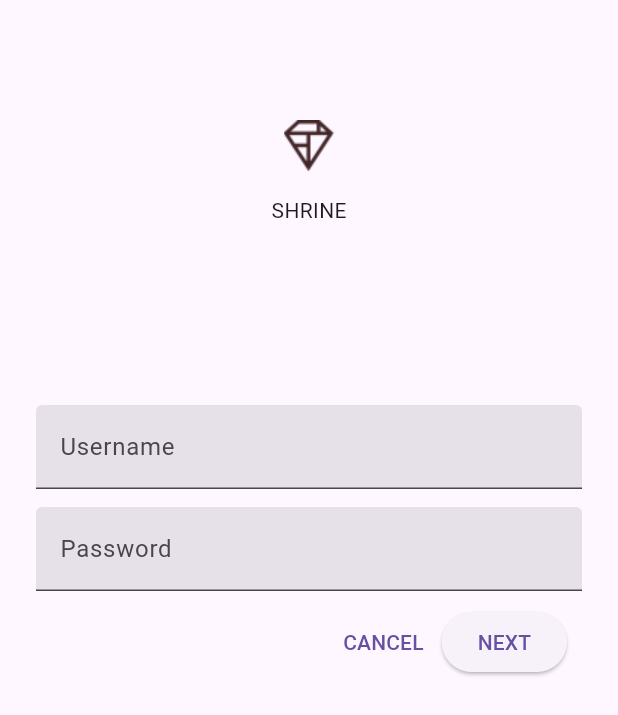
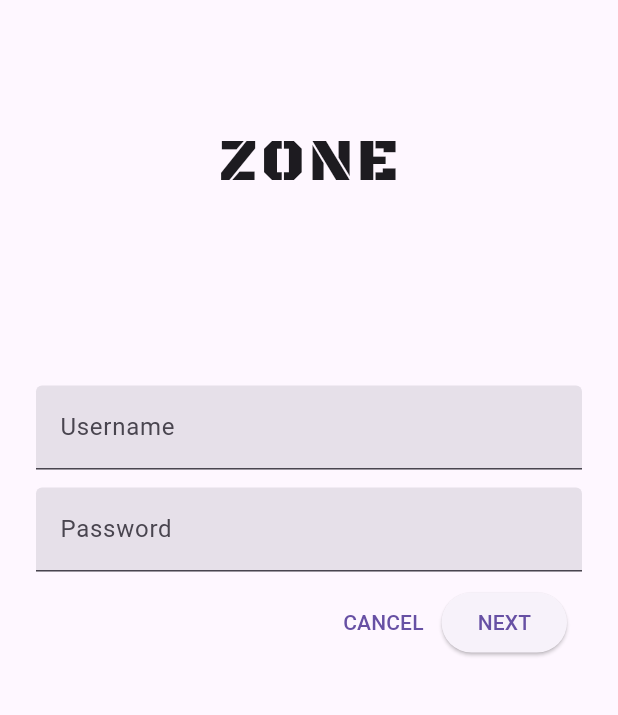
Before and after one commit to Ryan9770/mdc_100_series, a Flutter app: the screen it shows after launch, on a phone screen of 412 x 824 dp. Shown: the top 715 px of the screen. Run offline on Flutter 3.47's test engine with Material 3 defaults, Android fonts, the phone set to English and light mode, and no system bars.

```diff
--- a/lib/app.dart
+++ b/lib/app.dart
@@ -24,7 +24,7 @@ class ShrineApp extends StatelessWidget {
   @override
   Widget build(BuildContext context) {
     return MaterialApp(
-      title: 'Shrine',
+      title: 'Zone',
       initialRoute: '/login',
       routes: {
         '/login': (BuildContext context) => const LoginPage(),
--- a/lib/login.dart
+++ b/lib/login.dart
@@ -2,7 +2,6 @@ import 'package:flutter/material.dart';
 
 class LoginPage extends StatefulWidget {
   const LoginPage({Key? key}) : super(key: key);
-
   @override
   _LoginPageState createState() => _LoginPageState();
 }
@@ -23,9 +22,13 @@ class _LoginPageState extends State<LoginPage> {
             const SizedBox(height: 80.0),
             Column(
               children: <Widget>[
-                Image.asset('assets/diamond.png'),
-                const SizedBox(height: 16.0),
-                const Text('SHRINE'),
+                const Text(
+                  'ZONE',
+                  style: TextStyle(
+                      fontFamily: 'BlackOpsOne',
+                      fontSize: 40.0,
+                      letterSpacing: 3.0),
+                ),
               ],
             ),
             const SizedBox(height: 120.0),
--- a/pubspec.yaml
+++ b/pubspec.yaml
@@ -20,6 +20,11 @@ dev_dependencies:
 flutter:
   # TODO: Insert Fonts (103)
   uses-material-design: true
+  fonts:
+    - family: BlackOpsOne
+      fonts:
+        - asset: fonts/BlackOpsOne-Regular.ttf
+
   assets:
     - assets/diamond.png
     # TODO: Add slanted menu asset (104)
```
Also changed, not shown: lib/home.dart (+71 -3 lines), fonts/BlackOpsOne-Regular.ttf (added).
